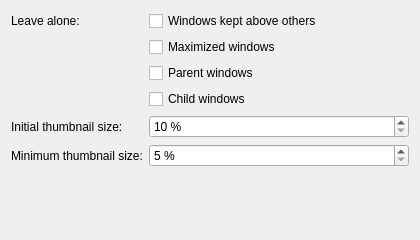
LMauricius/kde-thumbnail-bloom, file src/thumbnailbloom_config.ui: the form before one commit.
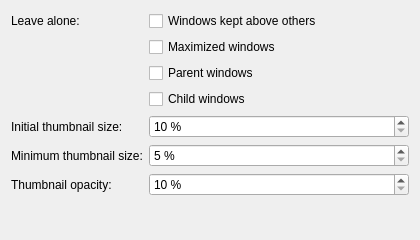
The form after the commit.

Commit message: Thumbnail opacity

```diff
--- a/src/thumbnailbloom_config.ui
+++ b/src/thumbnailbloom_config.ui
@@ -86,6 +86,26 @@
      </property>
     </widget>
    </item>
+   <item row="6" column="0">
+    <widget class="QLabel" name="opacityLabel">
+     <property name="text">
+      <string>Thumbnail opacity:</string>
+     </property>
+    </widget>
+   </item>
+   <item row="6" column="1">
+    <widget class="QSpinBox" name="kcfg_Opacity">
+     <property name="suffix">
+      <string> %</string>
+     </property>
+     <property name="minimum">
+      <number>10</number>
+     </property>
+     <property name="maximum">
+      <number>100</number>
+     </property>
+    </widget>
+   </item>
   </layout>
  </widget>
  <resources/>
```
The commit also changes 4 other files.
